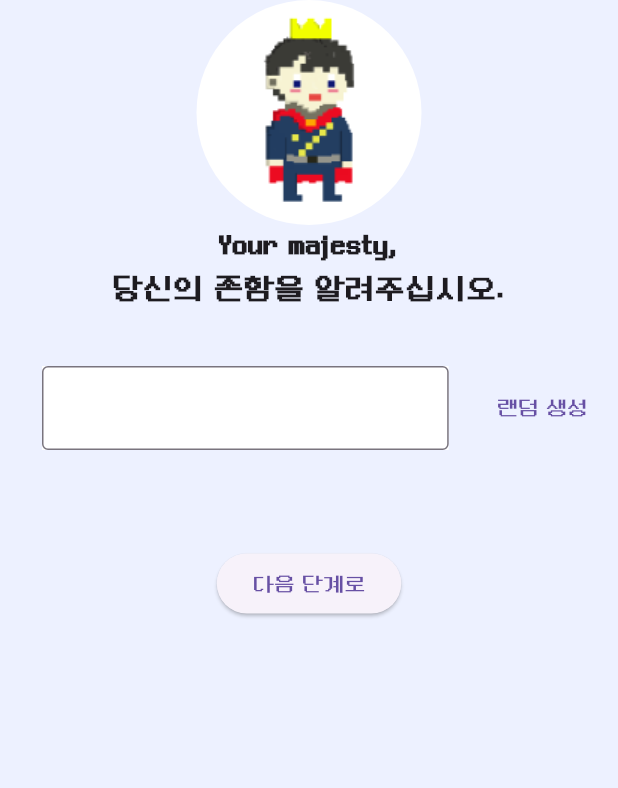
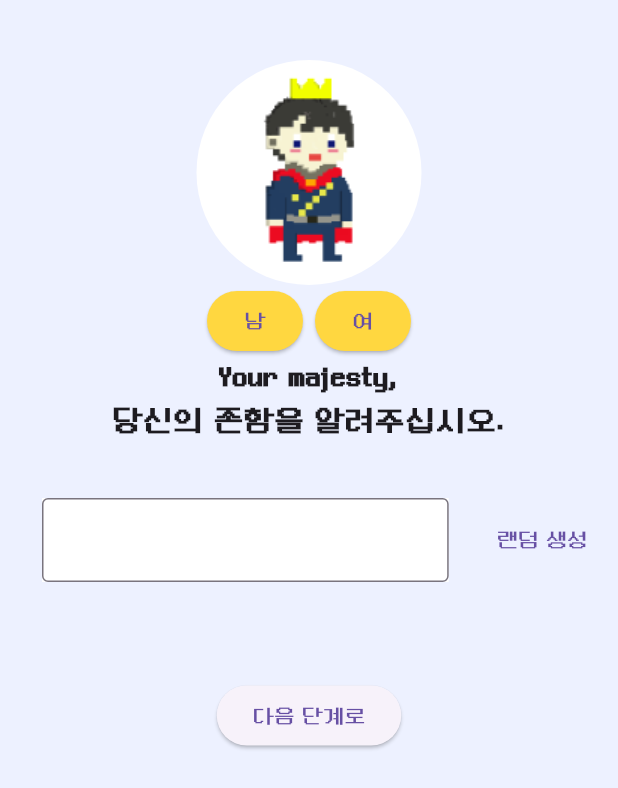
Before and after one commit to lojo0307/KingMaker, a Flutter app: the MakeMynamePage screen opened directly, on a phone screen of 412 x 824 dp. Shown: the top 788 px of the screen. Run offline on Flutter 3.47's test engine with Material 2 defaults, Android fonts, the phone set to English and light mode, and no system bars; our stand-ins replace custom_radio_grouped_button, dio, firebase_core, firebase_messaging, flutter_dotenv, flutter_secure_storage and 3 more; missing offline and left inert: date_picker_plus, flame, flutter_animated_dialog, flutter_flip_card, kakao_flutter_sdk, time_picker_sheet; accounts and stored records are empty; network calls fail.

Commit message:
:zap: Feat: 성별 선택 버튼 추가

```diff
--- a/frontend/kingmaker/lib/page/signup/make_kingdom_widget.dart
+++ b/frontend/kingmaker/lib/page/signup/make_kingdom_widget.dart
@@ -3,6 +3,7 @@ import 'package:flutter/material.dart';
 import 'package:kingmaker/provider/kingdom_provider.dart';
 import 'package:kingmaker/provider/member_provider.dart';
 import 'package:kingmaker/widget/common/bottom_nav_bar.dart';
+import 'package:kingmaker/widget/signup/gender_img.dart';
 
 import 'package:kingmaker/widget/signup/select_gender.dart';
 import 'package:kingmaker/widget/signup/signup_text.dart';
@@ -29,7 +30,7 @@ class _MakeKingDomPageState extends State<MakeKingDomPage> {
               crossAxisAlignment: CrossAxisAlignment.center,
               mainAxisAlignment: MainAxisAlignment.center,
               children: [
-                const SelectGender(),
+                const GenderImg(),
                 const SignupText(line1: '당신은 왕국의 태조입니다.', line2: '왕국의 이름은?',),
                 const SignupWriteKingdom(),
                 ElevatedButton(onPressed: () {
--- a/frontend/kingmaker/lib/page/signup/make_myname_widget.dart
+++ b/frontend/kingmaker/lib/page/signup/make_myname_widget.dart
@@ -1,5 +1,6 @@
 import 'package:flutter/material.dart';
 import 'package:kingmaker/provider/member_provider.dart';
+import 'package:kingmaker/widget/signup/gender_img.dart';
 import 'package:kingmaker/widget/signup/next_button.dart';
 import 'package:kingmaker/widget/signup/select_gender.dart';
 import 'package:kingmaker/widget/signup/signup_text.dart';
@@ -18,18 +19,22 @@ class _MakeMynamePageState extends State<MakeMynamePage> {
   Widget build(BuildContext context) {
     print('makepage');
     print(context.read<MemberProvider>());
-    return const Scaffold(
+    return SafeArea(
+      child: const Scaffold(
         backgroundColor: Color(0xFFEDF1FF),
         body: SingleChildScrollView(
           child: Column(
             crossAxisAlignment: CrossAxisAlignment.center,
             mainAxisAlignment: MainAxisAlignment.center,
             children: [
+              SizedBox(height: 40,),
               SelectGender(),
               SignupText(line1: 'Your majesty,', line2: '당신의 존함을 알려주십시오.',),
               SignupWriteName(),
+
               NextButton(),
             ],
+          ),
         ),
       ),
     );
--- a/frontend/kingmaker/lib/widget/signup/select_gender.dart
+++ b/frontend/kingmaker/lib/widget/signup/select_gender.dart
@@ -15,11 +15,9 @@ class _SelectGenderState extends State<SelectGender> {
     return Consumer<MemberProvider>(
         builder: (context, provider, child) {
           return GestureDetector(
-            onTap: () {
-              provider.changeGender();
-              setState(() {});
-            },
-            child: Container(
+            child: Column(
+              children: [
+                Container(
                   decoration: BoxDecoration(
                     color: Colors.white,
                     borderRadius: BorderRadius.circular(100),
@@ -30,6 +28,25 @@ class _SelectGenderState extends State<SelectGender> {
                     image: (provider.member?.gender == "WOMAN")? AssetImage('assets/character/charWoman.png') : AssetImage('assets/character/charMan.png'),
                   ),
                 ),
+                Row(
+                  mainAxisAlignment: MainAxisAlignment.center,
+                  children: [
+                    ElevatedButton(onPressed: (){
+                      provider.genderToMale();
+                      setState(() {});
+                    }, child: Text('남',),
+                      style:  ElevatedButton.styleFrom(backgroundColor:  (provider.member?.gender == "WOMAN") ? null : Colors.amberAccent)
+                      ),
+                    SizedBox(width: 8),
+                    ElevatedButton(onPressed: (){
+                      provider.genderToFemale();
+                      setState(() {});
+                    }, child: Text('여'),
+                    style:  ElevatedButton.styleFrom(backgroundColor:  (provider.member?.gender == "MAN") ? null : Colors.amberAccent)),
+                  ],
+                ),
+              ],
+            ),
           );
         });
   }
```
Also changed, not shown: frontend/kingmaker/lib/provider/member_provider.dart (+8 -0 lines), frontend/kingmaker/lib/widget/signup/gender_img.dart (added, +36 -0 lines). Lines whose indentation alone changed are shown as unchanged.
